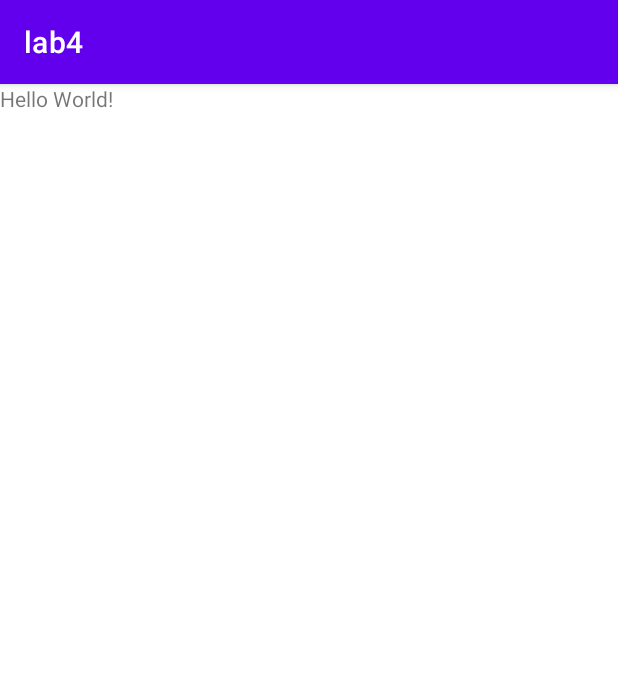
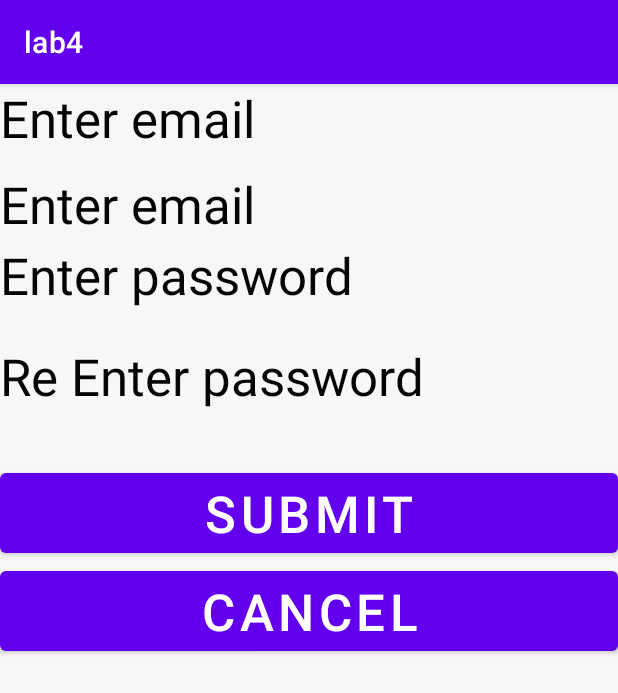
Before and after one commit to IT21375446/kotlin_lab_04, an Android app: the screen it shows after launch (MainActivity), on a phone screen of 412 x 824 dp. Shown: the top 693 px of the screen. Run offline under Robolectric (Android 15) with nearby library versions, the phone set to English and light mode, and no system bars.

Commit message:
commit to branch 01

```diff
--- a/app/src/main/res/layout/activity_main.xml
+++ b/app/src/main/res/layout/activity_main.xml
@@ -4,12 +4,159 @@
     xmlns:tools="http://schemas.android.com/tools"
     android:layout_width="match_parent"
     android:layout_height="match_parent"
+    android:background="#F8F6F6"
     android:orientation="vertical"
     tools:context=".MainActivity">
 
+    <LinearLayout
+        android:layout_width="match_parent"
+        android:layout_height="match_parent"
+        android:background="#F8F6F6"
+        android:orientation="vertical"
+        tools:context=".MainActivity">
+
+        <LinearLayout
+            android:layout_width="match_parent"
+            android:layout_height="match_parent"
+            android:background="#F8F6F6"
+            android:orientation="vertical"
+            tools:context=".MainActivity">
+
+            <LinearLayout
+                android:layout_width="match_parent"
+                android:layout_height="match_parent"
+                android:background="#F8F6F6"
+                android:orientation="vertical"
+                tools:context=".MainActivity">
+
+                <TextView
+                    android:id="@+id/textView6"
+                    android:layout_width="match_parent"
+                    android:layout_height="57dp"
+                    android:text="Enter email"
+                    android:textColor="#050505"
+                    android:textColorHighlight="#020202"
+                    android:textColorHint="#121111"
+                    android:textSize="34sp" />
+
+                <TextView
+                    android:id="@+id/textView5"
+                    android:layout_width="match_parent"
+                    android:layout_height="47dp"
+                    android:text="Enter email"
+                    android:textColor="#050505"
+                    android:textColorHighlight="#020202"
+                    android:textColorHint="#121111"
+                    android:textSize="34sp" />
+
+                <TextView
+                    android:id="@+id/textView4"
+                    android:layout_width="match_parent"
+                    android:layout_height="67dp"
+                    android:text="Enter password"
+                    android:textColor="#050505"
+                    android:textColorHighlight="#020202"
+                    android:textColorHint="#121111"
+                    android:textSize="34sp" />
+
+                <TextView
+                    android:id="@+id/textView"
+                    android:layout_width="match_parent"
+                    android:layout_height="81dp"
+                    android:text="Re Enter password"
+                    android:textColor="#050505"
+                    android:textColorHighlight="#020202"
+                    android:textColorHint="#121111"
+                    android:textSize="34sp" />
+
+                <Button
+                    android:id="@+id/button"
+                    android:layout_width="match_parent"
+                    android:layout_height="wrap_content"
+                    android:text="SUBMIT"
+                    android:textSize="34sp" />
+
+                <Button
+                    android:id="@+id/button2"
+                    android:layout_width="match_parent"
+                    android:layout_height="wrap_content"
+                    android:text="CANCEL"
+                    android:textSize="34sp" />
+
+            </LinearLayout>
+
+            <TextView
+                android:id="@+id/textView4"
+                android:layout_width="match_parent"
+                android:layout_height="wrap_content"
+                android:text="enter email"
+                android:textColor="#050505"
+                android:textColorHighlight="#020202"
+                android:textColorHint="#121111"
+                android:textSize="60sp" />
+
+            <TextView
+                android:id="@+id/textView"
+                android:layout_width="match_parent"
+                android:layout_height="wrap_content"
+                android:text="enter email"
+                android:textColor="#050505"
+                android:textColorHighlight="#020202"
+                android:textColorHint="#121111"
+                android:textSize="60sp" />
+
+            <TextView
+                android:id="@+id/textView3"
+                android:layout_width="match_parent"
+                android:layout_height="wrap_content"
+                android:text="enter email"
+                android:textColor="#050505"
+                android:textColorHighlight="#020202"
+                android:textColorHint="#121111"
+                android:textSize="60sp" />
+
+        </LinearLayout>
+
+        <TextView
+            android:id="@+id/textView"
+            android:layout_width="match_parent"
+            android:layout_height="wrap_content"
+            android:text="enter email"
+            android:textColor="#050505"
+            android:textColorHighlight="#020202"
+            android:textColorHint="#121111"
+            android:textSize="60sp" />
+
+        <TextView
+            android:id="@+id/textView3"
+            android:layout_width="match_parent"
+            android:layout_height="wrap_content"
+            android:text="enter email"
+            android:textColor="#050505"
+            android:textColorHighlight="#020202"
+            android:textColorHint="#121111"
+            android:textSize="60sp" />
+
+    </LinearLayout>
+
     <TextView
-        android:layout_width="wrap_content"
+        android:id="@+id/textView"
+        android:layout_width="match_parent"
         android:layout_height="wrap_content"
-        android:text="Hello World!" />
+        android:text="enter email"
+        android:textColor="#050505"
+        android:textColorHighlight="#020202"
+        android:textColorHint="#121111"
+        android:textSize="60sp" />
+
+    <TextView
+        android:id="@+id/textView3"
+        android:layout_width="match_parent"
+        android:layout_height="wrap_content"
+        android:text="enter email"
+        android:textColor="#050505"
+        android:textColorHighlight="#020202"
+        android:textColorHint="#121111"
+        android:textSize="60sp" />
 
 </LinearLayout>
```
